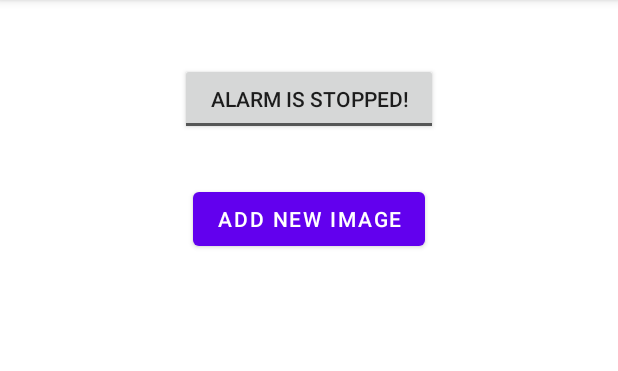
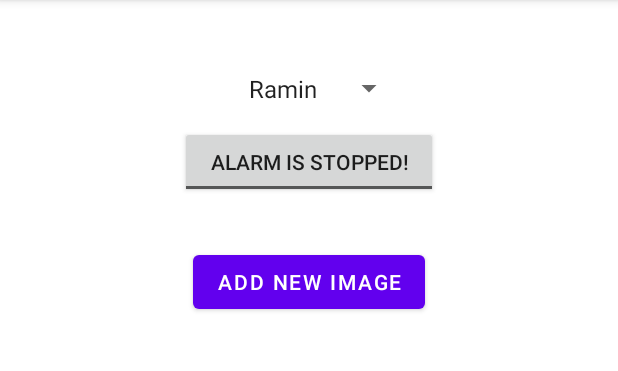
Before and after one commit to ramjal/Android-WallpaperApp, an Android app: the screen it shows after launch (MainActivity), on a phone screen of 412 x 824 dp, the part 84-455 px from its top. Run offline under Robolectric (Android 15) with nearby library versions, the phone set to English and light mode, and no system bars.

Commit message:
More changes

```diff
--- a/app/src/main/java/com/example/wallpaperapp/MainActivity.java
+++ b/app/src/main/java/com/example/wallpaperapp/MainActivity.java
@@ -155,7 +155,7 @@ public class MainActivity extends AppCompatActivity {
     class btnStartStopChanged implements CompoundButton.OnCheckedChangeListener {
         @Override
         public void onCheckedChanged(CompoundButton buttonView, boolean isChecked) {
-            long repeatInterval = AlarmManager.INTERVAL_FIFTEEN_MINUTES;
+            long repeatInterval = 2*60*1000;//AlarmManager.INTERVAL_FIFTEEN_MINUTES;
             long triggerTime = SystemClock.elapsedRealtime() + repeatInterval;
 
             if (isChecked) {
--- a/app/src/main/res/layout/activity_main.xml
+++ b/app/src/main/res/layout/activity_main.xml
@@ -8,13 +8,24 @@
     tools:context=".MainActivity"
     android:padding="10dp">
 
+    <Spinner
+        android:layout_height="wrap_content"
+        android:layout_width="wrap_content"
+        android:id="@+id/spinInerval"
+        android:layout_gravity="center"
+        android:layout_marginTop="32dp"
+        android:paddingVertical="6dp"
+        android:paddingHorizontal="16dp"
+        android:entries="@array/IntervalList" />
+
+
     <ToggleButton
         android:id="@+id/btnStartStop"
         android:layout_width="wrap_content"
         android:layout_height="wrap_content"
         android:paddingHorizontal="20dp"
         android:layout_gravity="center"
-        android:layout_marginTop="32dp"
+        android:layout_marginTop="8dp"
         android:textOff="Alarm is Stopped!"
         android:textOn="Alarm is Running!" />
 
@@ -34,4 +45,6 @@
         android:layout_marginTop="32dp"
         android:id="@+id/recviewImageList" />
 
+
+
 </LinearLayout>
--- a/app/src/main/res/values/strings.xml
+++ b/app/src/main/res/values/strings.xml
@@ -1,3 +1,11 @@
 <resources>
     <string name="app_name">Wallpaper</string>
+    <string-array name="IntervalList">
+        <item>Ramin</item>
+        <item>Shahin</item>
+        <item>Hassan</item>
+        <item>Mohsen</item>
+        <item>Kamaran</item>
+        <item>Gholam</item>
+    </string-array>
 </resources>
```
